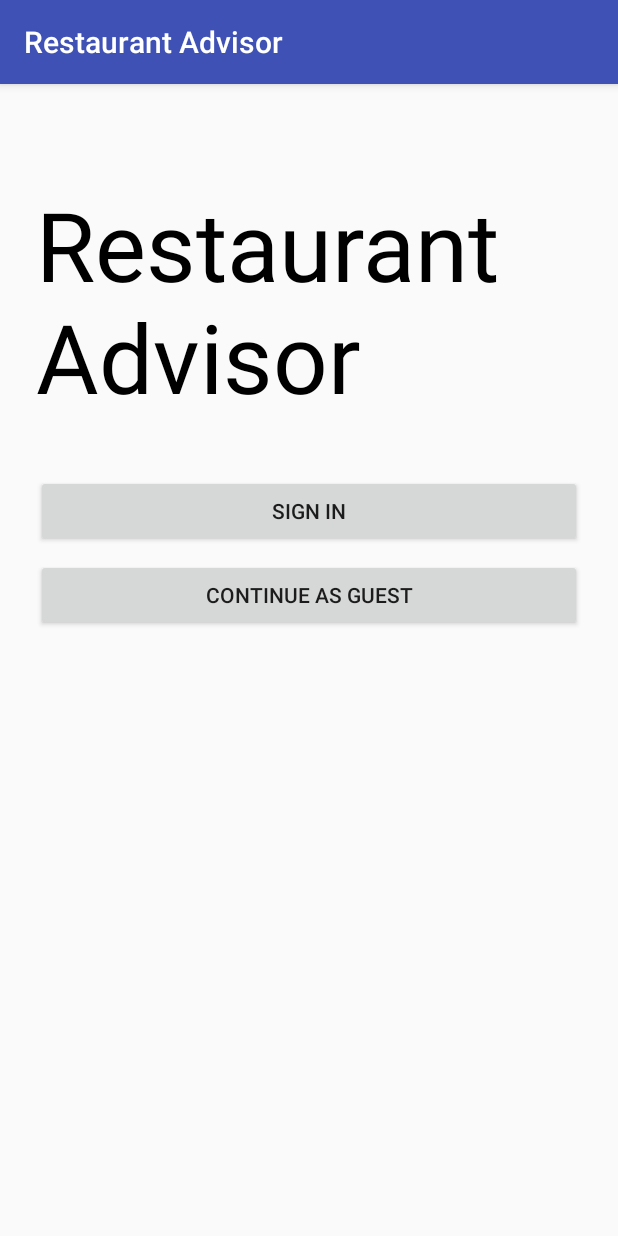
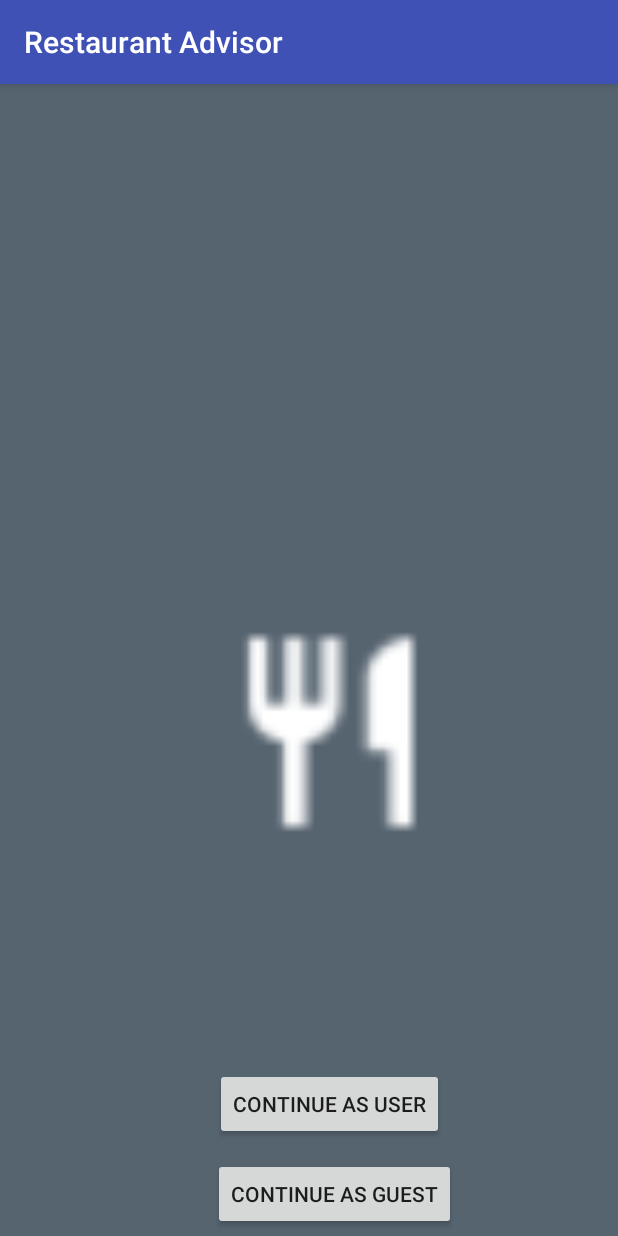
Before and after one commit to GeXand/RestaurantAdvisor, an Android app: the screen it shows after launch (MainActivity), on a phone screen of 412 x 824 dp. Run offline under Robolectric (Android 15) with nearby library versions, the phone set to English and light mode, and no system bars.

Commit message:
Changed search and login java files

```diff
--- a/app/src/main/res/layout/activity_main.xml
+++ b/app/src/main/res/layout/activity_main.xml
@@ -1,35 +1,53 @@
 <?xml version="1.0" encoding="utf-8"?>
-<LinearLayout xmlns:android="http://schemas.android.com/apk/res/android"
+<android.support.constraint.ConstraintLayout xmlns:android="http://schemas.android.com/apk/res/android"
     xmlns:app="http://schemas.android.com/apk/res-auto"
     xmlns:tools="http://schemas.android.com/tools"
+    android:id="@+id/bacground"
     android:layout_width="match_parent"
-    android:layout_height="wrap_content"
-    android:paddingTop="64dp"
-    android:paddingLeft="24dp"
-    android:paddingRight="24dp"
-    android:orientation="vertical"
-    tools:context=".MainActivity">
-
-    <TextView
-        android:layout_width="match_parent"
-        android:layout_height="wrap_content"
-        android:text="Restaurant Advisor"
-        android:textSize="64dp"
-        android:textAppearance="@color/colorPrimaryDark"
-        android:layout_gravity="center_horizontal"
-        android:layout_marginBottom="36dp"/>
+    android:layout_height="match_parent"
+    android:visibility="visible"
+    android:background="@color/colorLoginBackground">
 
     <Button
         android:id="@+id/login"
-        android:layout_width="match_parent"
-        android:layout_height="wrap_content"
-        android:layout_marginBottom="8dp"
-        android:text="Sign In"/>
+        android:layout_width="wrap_content"
+        android:layout_height="48dp"
+        android:layout_marginStart="8dp"
+        android:layout_marginLeft="8dp"
+        android:layout_marginEnd="116dp"
+        android:layout_marginRight="116dp"
+        android:layout_marginBottom="64dp"
+        android:text="Continue As User"
+        app:layout_constraintBottom_toBottomOf="parent"
+        app:layout_constraintEnd_toEndOf="parent"
+        app:layout_constraintHorizontal_bias="1.0"
+        app:layout_constraintStart_toStartOf="parent" />
 
     <Button
         android:id="@+id/guest"
-        android:layout_width="match_parent"
+        android:layout_width="wrap_content"
         android:layout_height="wrap_content"
-        android:text="Continue as Guest"/>
+        android:layout_marginStart="8dp"
+        android:layout_marginLeft="8dp"
+        android:layout_marginTop="8dp"
+        android:layout_marginEnd="108dp"
+        android:layout_marginRight="108dp"
+        android:gravity="center"
+        android:text="Continue as Guest"
+        app:layout_constraintBottom_toBottomOf="parent"
+        app:layout_constraintEnd_toEndOf="parent"
+        app:layout_constraintHorizontal_bias="1.0"
+        app:layout_constraintStart_toStartOf="parent"
+        app:layout_constraintTop_toBottomOf="@+id/login" />
 
-</LinearLayout>
+    <ImageView
+        android:id="@+id/imageView"
+        android:layout_width="137dp"
+        android:layout_height="240dp"
+        android:layout_marginEnd="120dp"
+        android:layout_marginRight="120dp"
+        android:layout_marginBottom="216dp"
+        app:layout_constraintBottom_toBottomOf="parent"
+        app:layout_constraintEnd_toEndOf="parent"
+        app:srcCompat="@drawable/ic_restaurant" />
+</android.support.constraint.ConstraintLayout>
--- a/app/src/main/res/values/colors.xml
+++ b/app/src/main/res/values/colors.xml
@@ -3,4 +3,7 @@
     <color name="colorPrimary">#3F51B5</color>
     <color name="colorPrimaryDark">#303F9F</color>
     <color name="colorAccent">#FF4081</color>
+    <color name="colorLoginBackground">	#566470</color>
+    <color name="colorLoginButton"> #9ba4ad </color>
+    <color name="colorSearch"> #ffffff </color>
 </resources>
```
Also changed, not shown: app/src/main/res/drawable-mdpi/ic_lock_image.png (added), app/src/main/res/drawable-mdpi/ic_restaurant.png (added).
